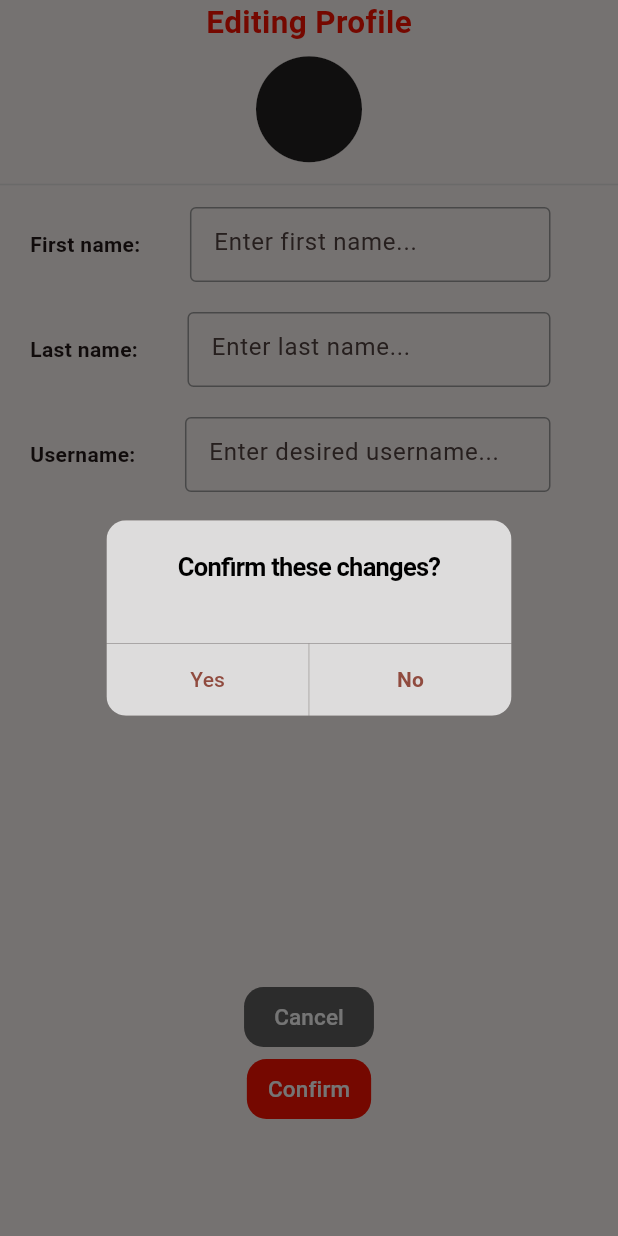
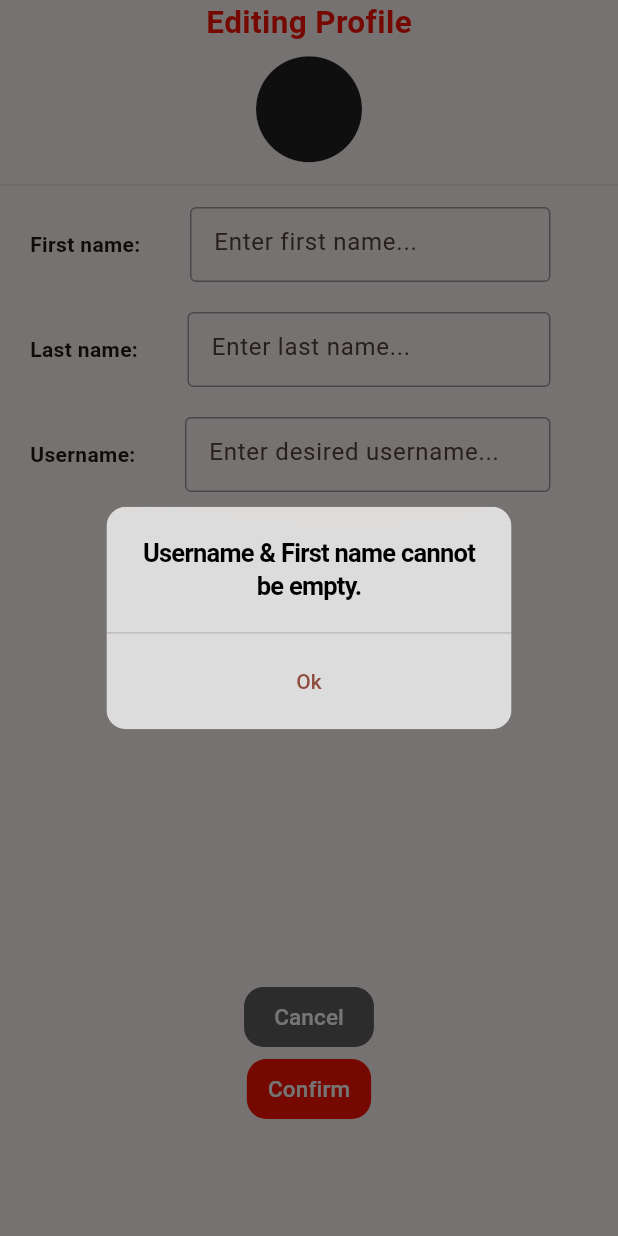
Before and after one commit to posturorg/postur, a Flutter app: the EditProfileModal widget shown alone on an empty page, opened directly, after a tap on "Confirm", on a phone screen of 412 x 824 dp. Run offline on Flutter 3.47's test engine with Material 2 defaults, Android fonts, the phone set to English and light mode, and no system bars; our stand-ins replace cloud_firestore, firebase_auth, firebase_core, firebase_storage, flutter_contacts, google_maps_flutter and 2 more; missing offline and left inert: mobile_scanner; accounts and stored records are empty.

Commit message:
reformatting and bug fixes

```diff
--- a/lib/components/modals/edit_profile_modal.dart
+++ b/lib/components/modals/edit_profile_modal.dart
@@ -213,6 +213,23 @@ class _EditProfileModalState extends State<EditProfileModal> {
                           bool isUniqueUsername =
                               await isUsernameUnique(queriedName);
                           if (isUniqueUsername || queriedName == userUsername) {
+                            if (usernameController.text.trim() == '' ||
+                                firstNameController.text.trim() == '') {
+                              Navigator.pop(context); //pops wheeel
+                              showDialog(
+                                context: context,
+                                builder: (context) {
+                                  return DefaultOneOptionDialog(
+                                    title:
+                                        'Username & First name cannot be empty.',
+                                    buttonText: 'Ok',
+                                    onPressed: () {
+                                      Navigator.pop(context); //pops popup.
+                                    },
+                                  );
+                                },
+                              );
+                            } else {
                               //Confirm changes
                               Navigator.pop(context); //pops wheel
                               showDialog(
@@ -238,6 +255,7 @@ class _EditProfileModalState extends State<EditProfileModal> {
                                   );
                                 },
                               );
+                            }
                           } else {
                             Navigator.pop(context); //pops wheel
                             showDialog(
@@ -254,8 +272,7 @@ class _EditProfileModalState extends State<EditProfileModal> {
                             );
                           }
                         } catch (e) {
-                          Navigator.pop(
-                              context); // pops spinning wheel of death
+                          Navigator.pop(context); // pops spinning wheel
                           showDialog(
                             context: context,
                             builder: (context) {
@@ -263,7 +280,7 @@ class _EditProfileModalState extends State<EditProfileModal> {
                                 title: e.toString(),
                                 buttonText: 'Ok',
                                 onPressed: () {
-                                  Navigator.pop(context); //pops error popup
+                                  Navigator.pop(context); // pops error popup
                                 },
                               );
                             },
```
Lines whose indentation alone changed are shown as unchanged.
